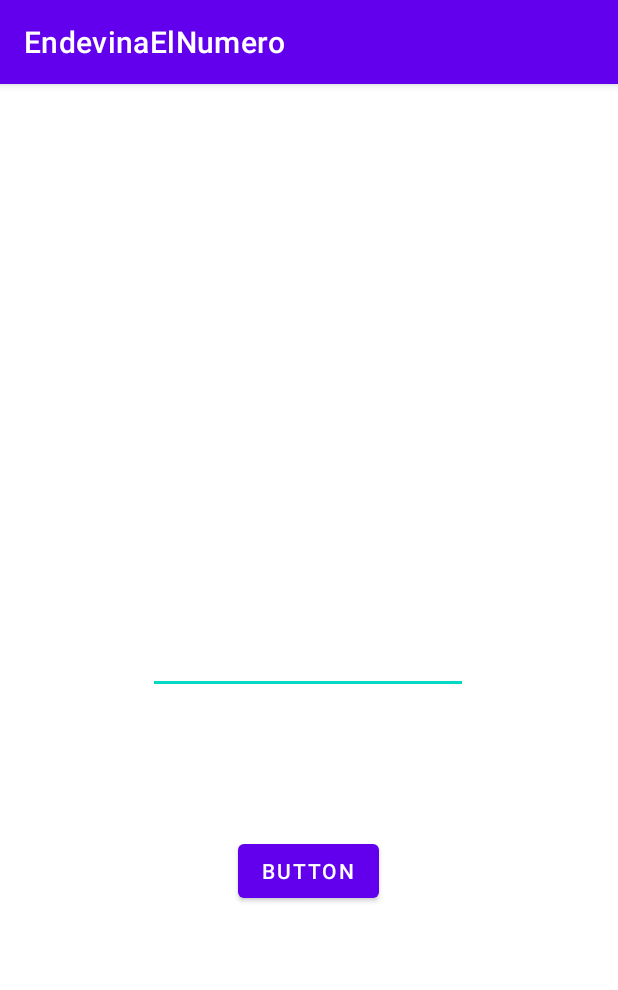
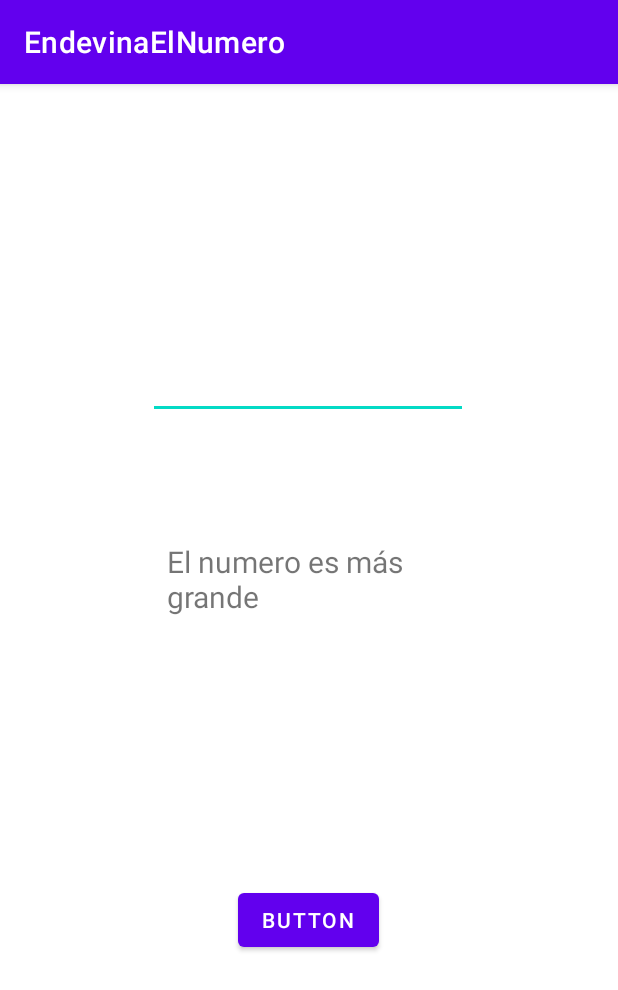
Before and after one commit to EduardMacianHerrera/EndevinaElNumero, an Android app: the screen it shows after launch (MainActivity), after a tap on "BUTTON", on a phone screen of 412 x 824 dp. Shown: the top 990 px of the screen. Run offline under Robolectric (Android 15) with nearby library versions, the phone set to English and light mode, and no system bars; 1 statement that could not run was skipped.

Commit message:
Añadido texto aparte del toast y número de intentos

```diff
--- a/app/src/main/java/com/example/endevinaelnumero/MainActivity.java
+++ b/app/src/main/java/com/example/endevinaelnumero/MainActivity.java
@@ -8,11 +8,14 @@ import android.text.Editable;
 import android.view.View;
 import android.widget.Button;
 import android.widget.EditText;
+import android.widget.TextView;
 import android.widget.Toast;
 
 import java.util.Random;
 
 public class MainActivity extends AppCompatActivity {
+
+    int intentos = 0;
 
     @Override
     protected void onCreate(Bundle savedInstanceState) {
@@ -24,11 +27,12 @@ public class MainActivity extends AppCompatActivity {
 
         Button button = findViewById(R.id.button);
         EditText campo = findViewById(R.id.campo);
+        TextView textoCampo = findViewById(R.id.textView);
         button.setOnClickListener(new View.OnClickListener() {
             @Override
             public void onClick(View view) {
                 Context context = getApplicationContext();
-
+                intentos++;
                 CharSequence texto = "";
                 Editable valor = campo.getText();
 
@@ -39,9 +43,10 @@ public class MainActivity extends AppCompatActivity {
                 } else if (valorInt < numRandom) {
                     texto = "El numero es más grande";
                 } else {
-                    texto = "CORRECTO";
+                    texto = "CORRECTO! Te ha llevado "+intentos+" intentos";
                 }
 
+                textoCampo.setText(texto);
                 Toast toast = Toast.makeText(context,texto,Toast.LENGTH_LONG);
                 toast.show();
             }
--- a/app/src/main/res/layout/activity_main.xml
+++ b/app/src/main/res/layout/activity_main.xml
@@ -16,7 +16,8 @@
         app:layout_constraintEnd_toEndOf="parent"
         app:layout_constraintHorizontal_bias="0.497"
         app:layout_constraintStart_toStartOf="parent"
-        app:layout_constraintTop_toTopOf="parent" />
+        app:layout_constraintTop_toTopOf="parent"
+        app:layout_constraintVertical_bias="0.246" />
 
     <Button
         android:id="@+id/button"
@@ -28,5 +29,16 @@
         app:layout_constraintHorizontal_bias="0.498"
         app:layout_constraintStart_toStartOf="parent"
         app:layout_constraintTop_toBottomOf="@+id/campo"
-        app:layout_constraintVertical_bias="0.301" />
+        app:layout_constraintVertical_bias="0.624" />
+
+    <TextView
+        android:id="@+id/textView"
+        android:layout_width="189dp"
+        android:layout_height="105dp"
+        android:textSize="20sp"
+        app:layout_constraintBottom_toTopOf="@+id/button"
+        app:layout_constraintEnd_toEndOf="parent"
+        app:layout_constraintStart_toStartOf="parent"
+        app:layout_constraintTop_toBottomOf="@+id/campo"
+        app:layout_constraintVertical_bias="0.398" />
 </androidx.constraintlayout.widget.ConstraintLayout>
```
